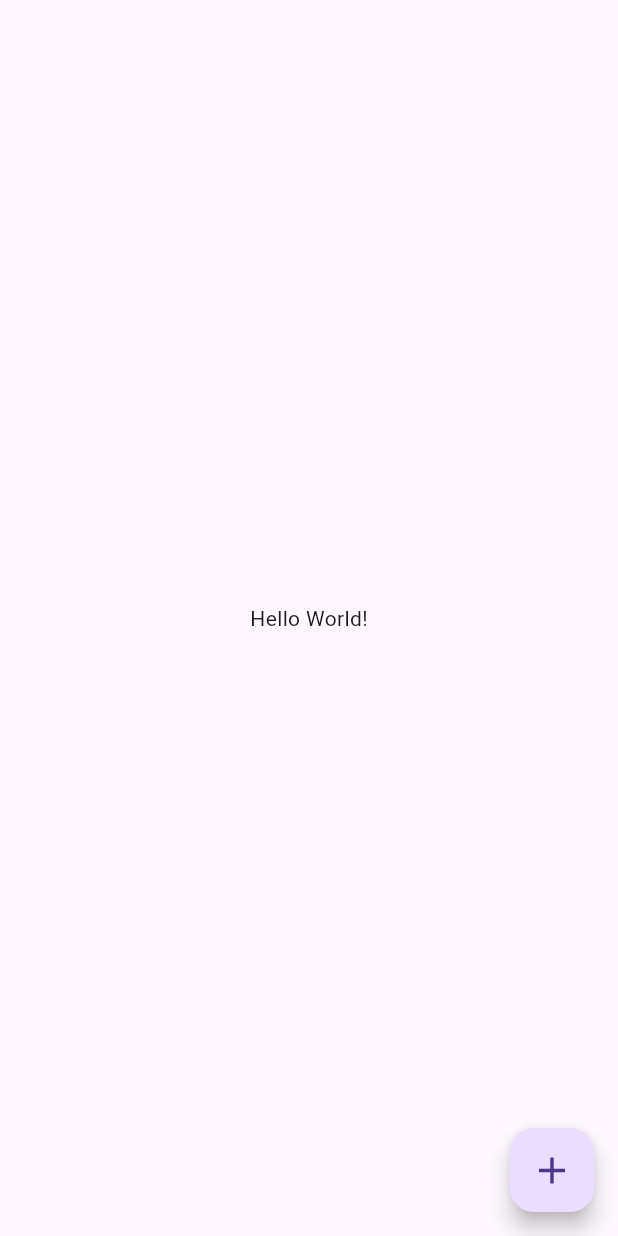
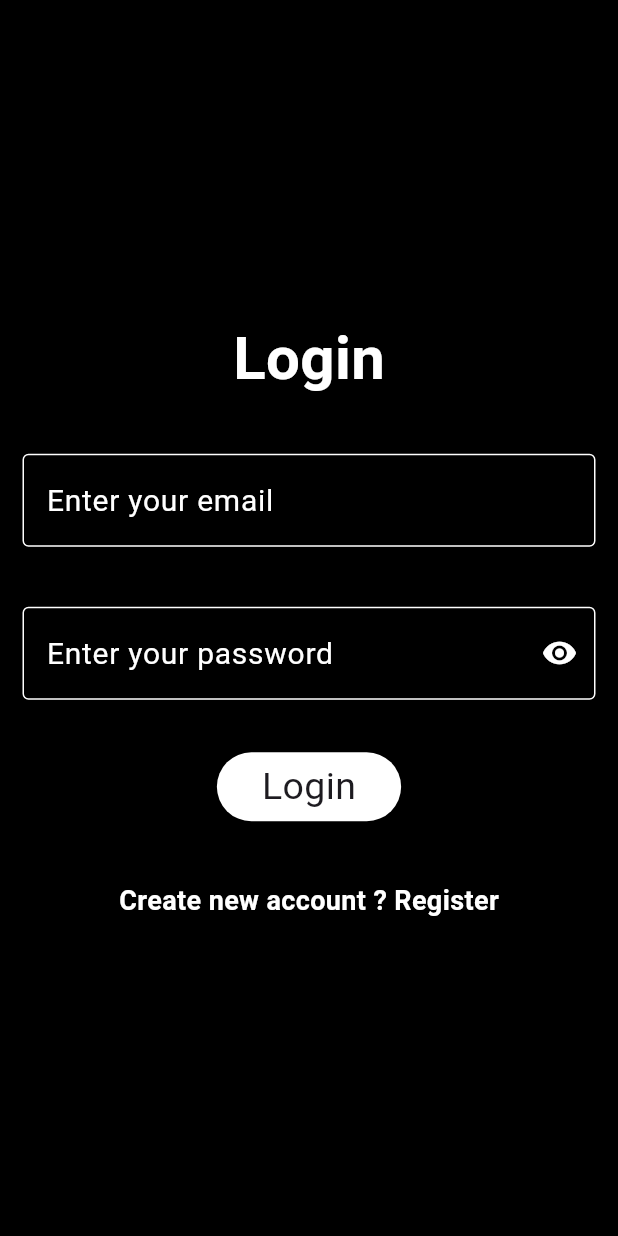
Before and after one commit to adityaandhale30/firebase_trial, a Flutter app: the screen it shows after launch, on a phone screen of 412 x 824 dp. Run offline on Flutter 3.47's test engine with Material 3 defaults, Android fonts, the light colour scheme and no system bars; our stand-ins replace cloud_firestore, firebase_auth, firebase_core, shimmer; accounts and stored records are empty.

Commit message:
Change - Folder Structure Maintained

```diff
--- /dev/null
+++ b/lib/Authentication/login_screen.dart
@@ -0,0 +1,163 @@
+import 'dart:developer';
+
+import 'package:firebase_auth/firebase_auth.dart';
+import 'package:flutter/material.dart';
+
+import 'registration_screen.dart';
+
+class LoginScreen extends StatefulWidget {
+  const LoginScreen({super.key});
+  @override
+  State<LoginScreen> createState() => _LoginScreenState();
+}
+
+class _LoginScreenState extends State<LoginScreen> {
+  final TextEditingController _emailTextEditingController =
+      TextEditingController();
+  final TextEditingController _passwordtextEditingController =
+      TextEditingController();
+  final FirebaseAuth _firebaseAuth = FirebaseAuth.instance;
+  bool _showPassword = false;
+  @override
+  Widget build(BuildContext context) {
+    return Scaffold(
+      backgroundColor: Colors.black,
+      body: Column(
+        mainAxisAlignment: MainAxisAlignment.center,
+        children: [
+          const Text(
+            "Login",
+            style: TextStyle(
+              fontSize: 40,
+              color: Colors.white,
+              fontWeight: FontWeight.bold,
+            ),
+          ),
+          const SizedBox(height: 20),
+          Padding(
+            padding: const EdgeInsets.all(15.0),
+            child: TextField(
+              controller: _emailTextEditingController,
+              style: const TextStyle(
+                color: Colors.white,
+                fontSize: 20,
+              ),
+              decoration: const InputDecoration(
+                hintText: "Enter your email",
+                hintStyle: const TextStyle(
+                  color: Colors.white,
+                  fontSize: 20,
+                ),
+                border: OutlineInputBorder(
+                  borderSide: BorderSide(
+                    color: Colors.white,
+                  ),
+                ),
+                enabledBorder: OutlineInputBorder(
+                  borderSide: BorderSide(
+                    color: Colors.white,
+                  ),
+                ),
+              ),
+            ),
+          ),
+          const SizedBox(
+            height: 10,
+          ),
+          Padding(
+            padding: const EdgeInsets.all(15),
+            child: TextField(
+              controller: _passwordtextEditingController,
+              style: const TextStyle(
+                color: Colors.white,
+                fontSize: 20,
+              ),
+              obscureText: _showPassword,
+              decoration: InputDecoration(
+                  hintText: "Enter your password",
+                  border: OutlineInputBorder(
+                    borderSide: BorderSide(
+                      color: Colors.white,
+                    ),
+                  ),
+                  hintStyle: const TextStyle(
+                    color: Colors.white,
+                    fontSize: 20,
+                  ),
+                  enabledBorder: OutlineInputBorder(
+                    borderSide: BorderSide(
+                      color: Colors.white,
+                    ),
+                  ),
+                  suffixIcon: GestureDetector(
+                    onTap: () {
+                      _showPassword = !_showPassword;
+                      setState(() {});
+                    },
+                    child: Icon(
+                      (_showPassword) ? Icons.visibility_off : Icons.visibility,
+                      color: Colors.white,
+                    ),
+                  )),
+            ),
+          ),
+          const SizedBox(
+            height: 20,
+          ),
+          GestureDetector(
+            onTap: () async {
+              if (_emailTextEditingController.text.trim().isNotEmpty &&
+                  _passwordtextEditingController.text.trim().isNotEmpty) {
+                try {
+                  UserCredential userCredential =
+                      await _firebaseAuth.signInWithEmailAndPassword(
+                    email: _emailTextEditingController.text,
+                    password: _passwordtextEditingController.text,
+                  );
+                  log("C2W :UserCredentials:${userCredential.user!.email}");
+                } on FirebaseAuthException catch (error) {
+                  log("C2W : ERROR :${error.code}");
+                  log("C2W : ERROR :${error.message}");
+                }
+              }
+            },
+            child: Container(
+              decoration: BoxDecoration(
+                  color: Colors.white,
+                  borderRadius: BorderRadius.circular(30.0)),
+              padding:
+                  const EdgeInsets.symmetric(horizontal: 30.0, vertical: 5.0),
+              child: const Text(
+                "Login",
+                style: TextStyle(
+                  fontSize: 25,
+                ),
+              ),
+            ),
+          ),
+          const SizedBox(
+            height: 40,
+          ),
+          GestureDetector(
+            onTap: () {
+              Navigator.of(context).push(MaterialPageRoute(
+                builder: (context) {
+                  return const RegisterScreen();
+                },
+              ));
+              log("In register");
+            },
+            child: const Text(
+              "Create new account ? Register",
+              style: TextStyle(
+                fontSize: 18,
+                color: Colors.white,
+                fontWeight: FontWeight.bold,
+              ),
+            ),
+          ),
+        ],
+      ),
+    );
+  }
+}
--- a/lib/homepage_screen.dart
+++ /dev/null
@@ -1,39 +0,0 @@
-import 'dart:developer';
-
-import 'package:cloud_firestore/cloud_firestore.dart';
-import 'package:firebase_trial/display_card.dart';
-import 'package:flutter/material.dart';
-
-class HomePageScreen extends StatelessWidget {
-  const HomePageScreen({super.key});
-
-  @override
-  Widget build(BuildContext context) {
-    return Scaffold(
-      body: Center(
-        child: Text('Hello World!'),
-      ),
-      floatingActionButton: FloatingActionButton(
-        child: Icon(Icons.add, size: 30),
-        onPressed: () async {
-
-
-
-
-
-          Map<String, dynamic> data = {
-            "iq":"https://images.ctfassets.net/hrltx12pl8hq/3Z1N8LpxtXNQhBD5EnIg8X/975e2497dc598bb64fde390592ae1133/spring-images-min.jpg",
-            "age": 21
-          };
-          await FirebaseFirestore.instance.collection("ImageTrial").add(data);
-
-
-
-          Navigator.of(context).push(MaterialPageRoute(
-            builder: (context) => DisplayCard(),
-          ));
-        },
-      ),
-    );
-  }
-}
--- a/lib/main.dart
+++ b/lib/main.dart
@@ -1,6 +1,14 @@
+// import 'package:firebase_core/firebase_core.dart';
+// import 'package:firebase_trial/homepage_screen.dart';
+// import 'package:flutter/material.dart';
+
+import 'dart:developer';
+
+import 'package:firebase_auth/firebase_auth.dart';
 import 'package:firebase_core/firebase_core.dart';
-import 'package:firebase_trial/homepage_screen.dart';
 import 'package:flutter/material.dart';
+
+import 'Authentication/login_screen.dart';
 
 void main() async {
   WidgetsFlutterBinding.ensureInitialized();
@@ -11,7 +19,7 @@ void main() async {
         messagingSenderId: "769451998620",
         projectId: "llb3-5e525"),
   );
-  runApp(const MainApp());
+  runApp(MainApp());
 }
 
 class MainApp extends StatelessWidget {
@@ -20,11 +28,10 @@ class MainApp extends StatelessWidget {
   @override
   Widget build(BuildContext context) {
     return MaterialApp(
-      home: HomePageScreen(),
+      home: LoginScreen(),
     );
   }
 }
-
 
 
 
--- a/pubspec.yaml
+++ b/pubspec.yaml
@@ -13,6 +13,7 @@ dependencies:
   cloud_firestore: ^5.6.0
   firebase_core: ^3.9.0
   shimmer: ^3.0.0
+  firebase_auth: ^5.3.4
 
 dev_dependencies:
   flutter_test:
```
Also changed, not shown: lib/Authentication/registration_screen.dart (added, +143 -0 lines), lib/view/homepage_screen.dart (added, +103 -0 lines), lib/view/display_card.dart (renamed from lib/display_card.dart), pubspec.lock, 4 other files.
